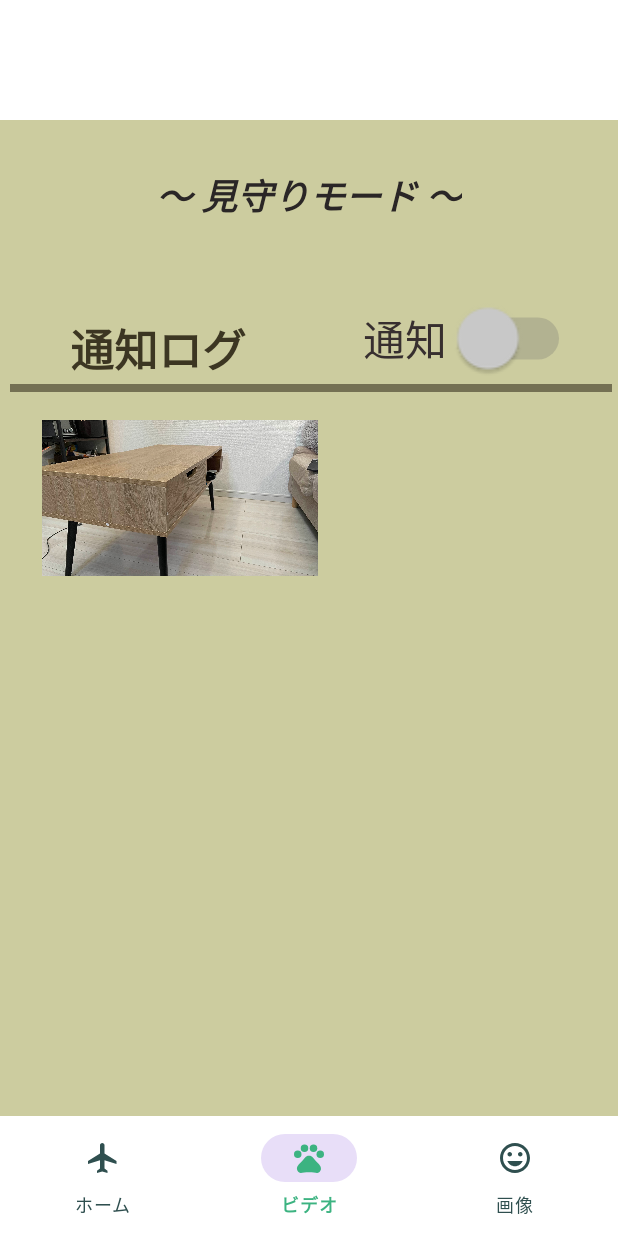
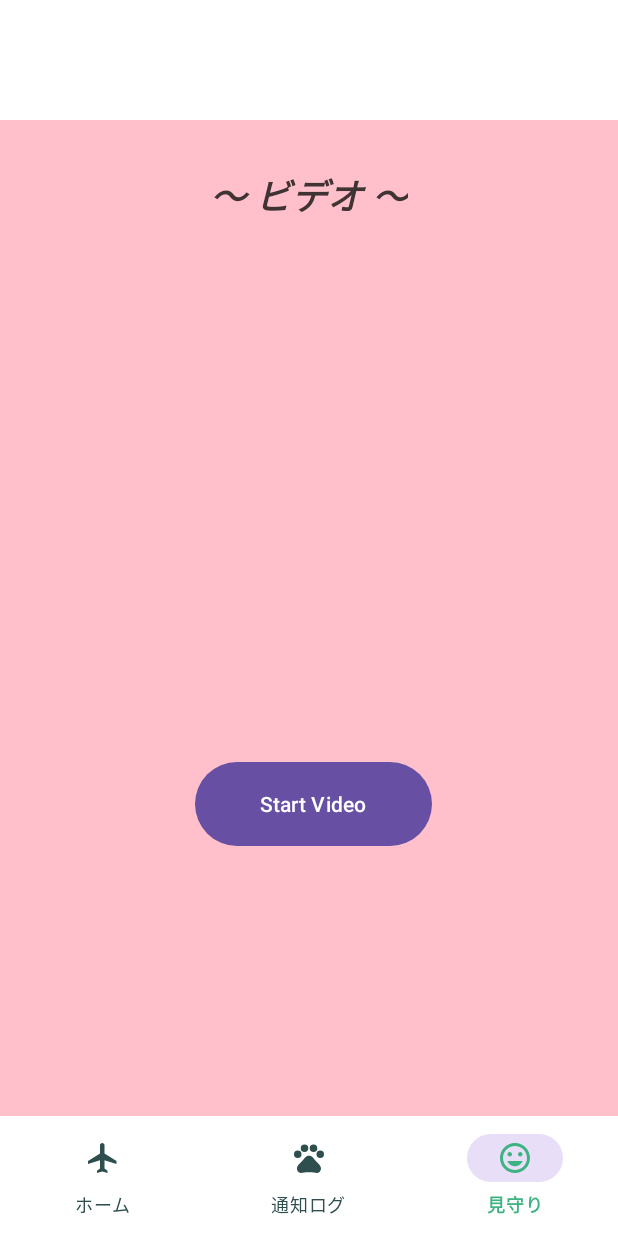
Before and after one commit to hacku2024-fantasticfour/app, an Android app built with Jetpack Compose: the VideoFragment screen opened through its navigation route, on a phone screen of 412 x 824 dp. Run offline under Robolectric (Android 15) with nearby library versions, the phone set to English and light mode, and no system bars; our stand-ins replace navigation-ui.

Commit message:
レイアウトの調整

```diff
--- a/app/src/main/java/com/example/huck_app/HomeFragment.kt
+++ b/app/src/main/java/com/example/huck_app/HomeFragment.kt
@@ -1,15 +1,31 @@
 package com.example.huck_app
 
+import android.content.Intent
 import android.os.Bundle
 import android.view.LayoutInflater
 import android.view.View
 import android.view.ViewGroup
+import android.widget.Button
 import androidx.fragment.app.Fragment
-import com.example.huck_app.R
 
 class HomeFragment : Fragment() {
     override fun onCreateView(inflater: LayoutInflater, container: ViewGroup?, savedInstanceState: Bundle?): View? {
-        super.onCreateView(inflater, container, savedInstanceState)
-        return  inflater.inflate(R.layout.activity_home_fragment, container, false)
+        // Inflate the layout for this fragment
+        val view = inflater.inflate(R.layout.activity_home_fragment, container, false)
+
+
+        val childButton = view.findViewById<Button>(R.id.ditector_button)
+        childButton?.setOnClickListener {
+            val intent = Intent(activity, Detector_Page::class.java)
+            intent.putExtra("BUTTON_ID", R.id.ditector_button)
+            startActivity(intent)
+        }
+        val SettingButton = view.findViewById<Button>(R.id.setting_button)
+        SettingButton?.setOnClickListener {
+            val intent = Intent(activity, Setting::class.java)
+            startActivity(intent)
+        }
+
+        return view
     }
 }
--- a/app/src/main/res/layout/activity_video_fragment.xml
+++ b/app/src/main/res/layout/activity_video_fragment.xml
@@ -1,74 +1,34 @@
 <?xml version="1.0" encoding="utf-8"?>
-<androidx.constraintlayout.widget.ConstraintLayout xmlns:android="http://schemas.android.com/apk/res/android"
+<androidx.constraintlayout.widget.ConstraintLayout
+    xmlns:android="http://schemas.android.com/apk/res/android"
     xmlns:app="http://schemas.android.com/apk/res-auto"
     xmlns:tools="http://schemas.android.com/tools"
     android:layout_width="match_parent"
     android:layout_height="match_parent"
-    android:background="#CCCC9F">
-
-
-    <Switch
-        android:id="@+id/notification_switch"
-        android:layout_width="wrap_content"
-        android:layout_height="wrap_content"
-        android:layout_marginTop="212dp"
-        android:layout_marginEnd="56dp"
-        android:background="#002E2A2A"
-        android:backgroundTint="#383232"
-        android:scaleX="2"
-        android:scaleY="2"
-        android:text="通知"
-        android:textColor="#372F2F"
-        android:thumbTint="@color/switch_thumb_color"
-        android:trackTint="#696969"
-        app:layout_constraintEnd_toEndOf="parent"
-        app:layout_constraintTop_toTopOf="parent" />
+    android:background="@color/pink"
+    tools:context=".VideoFragment">
 
     <TextView
-        android:id="@+id/textView3"
-        android:layout_width="wrap_content"
-        android:layout_height="wrap_content"
-        android:layout_marginTop="210dp"
-        android:layout_marginEnd="248dp"
-        android:text="通知ログ"
-        android:textColor="#3C3622"
-        android:textColorHighlight="#3C3622"
-        android:textSize="29dp"
-        android:textStyle="bold"
-        app:layout_constraintEnd_toEndOf="parent"
-        app:layout_constraintTop_toTopOf="parent" />
-
-    <View
-        android:id="@+id/view5"
-        android:layout_width="401dp"
-        android:layout_height="5dp"
-        android:layout_marginTop="256dp"
-        android:layout_marginEnd="4dp"
-        android:background="#9A3C3622"
-        app:layout_constraintEnd_toEndOf="parent"
-        app:layout_constraintTop_toTopOf="parent" />
-
-    <ImageView
-        android:id="@+id/imageView2"
-        android:layout_width="184dp"
-        android:layout_height="120dp"
-        android:layout_marginTop="272dp"
-        android:layout_marginEnd="200dp"
-        app:layout_constraintEnd_toEndOf="parent"
-        app:layout_constraintTop_toTopOf="parent"
-        app:srcCompat="@drawable/kado" />
-
-    <TextView
-        android:id="@+id/textView5"
+        android:id="@+id/textView_video"
         android:layout_width="wrap_content"
         android:layout_height="wrap_content"
         android:layout_marginTop="112dp"
-        android:text="～ 見守りモード ～"
-        android:textColor="#2A2626"
+        android:text="～ ビデオ ～"
+        android:textColor="#403333"
         android:textSize="24sp"
         android:textStyle="bold|italic"
         app:layout_constraintEnd_toEndOf="parent"
         app:layout_constraintStart_toStartOf="parent"
         app:layout_constraintTop_toTopOf="parent" />
 
+    <Button
+        android:id="@+id/video_start"
+        android:layout_width="158dp"
+        android:layout_height="64dp"
+        android:layout_marginTop="504dp"
+        android:layout_marginEnd="124dp"
+        android:text="Start Video"
+        app:layout_constraintEnd_toEndOf="parent"
+        app:layout_constraintTop_toTopOf="parent" />
+
 </androidx.constraintlayout.widget.ConstraintLayout>
--- a/app/src/main/res/menu/bottom_navigation_menu.xml
+++ b/app/src/main/res/menu/bottom_navigation_menu.xml
@@ -8,14 +8,14 @@
 
 
     <item
-        android:id="@+id/navi_video"
+        android:id="@+id/navi_log"
         android:icon="@drawable/ic_elder"
-        android:title="ビデオ"/>
+        android:title="通知ログ"/>
 
     <item
-        android:id="@+id/navi_image"
+        android:id="@+id/navi_video"
         android:icon="@drawable/ic_child"
-        android:title="画像"/>
+        android:title="見守り"/>
 
 
 
--- a/app/src/main/res/navigation/navigation_graph.xml
+++ b/app/src/main/res/navigation/navigation_graph.xml
@@ -7,12 +7,12 @@
         android:name="com.example.huck_app.HomeFragment"
         android:label="Fragment1"/>
 
-    <fragment android:id="@+id/navi_image"
-        android:name="com.example.huck_app.ImageFragment"
+    <fragment android:id="@+id/navi_video"
+        android:name="com.example.huck_app.VideoFragment"
         android:label="Fragment2"/>
 
-    <fragment android:id="@+id/navi_video"
-        android:name="com.example.huck_app.VideoFragment"
+    <fragment android:id="@+id/navi_log"
+        android:name="com.example.huck_app.LogFragment"
         android:label="Fragment3"/>
 
 </navigation>
```
Also changed, not shown: app/src/main/AndroidManifest.xml (+6 -1 lines), app/src/main/java/com/example/huck_app/Detector_Page.kt (added, +21 -0 lines), app/src/main/java/com/example/huck_app/ImageFragment.kt (deleted, +0 -28 lines), app/src/main/java/com/example/huck_app/LogFragment.kt (added, +19 -0 lines), app/src/main/java/com/example/huck_app/Setting.kt (added, +33 -0 lines), app/src/main/java/com/example/huck_app/VideoFragment.kt (+6 -48 lines), app/src/main/java/com/example/huck_app/VideoMode.kt (added, +12 -0 lines), app/src/main/res/layout-land/activity_video_mode.xml (added, +19 -0 lines), app/src/main/res/layout/activity_home_fragment.xml (+20 -0 lines), app/src/main/res/layout/activity_log_fragment.xml (added, +74 -0 lines), app/src/main/res/layout/activity_setting.xml (added, +17 -0 lines), app/src/main/res/layout/activity_video_mode.xml (added, +22 -0 lines), app/src/main/res/navigation/nav_graph5.xml (added, +28 -0 lines), app/src/main/res/values/themes.xml (+11 -0 lines), 1 more files.
